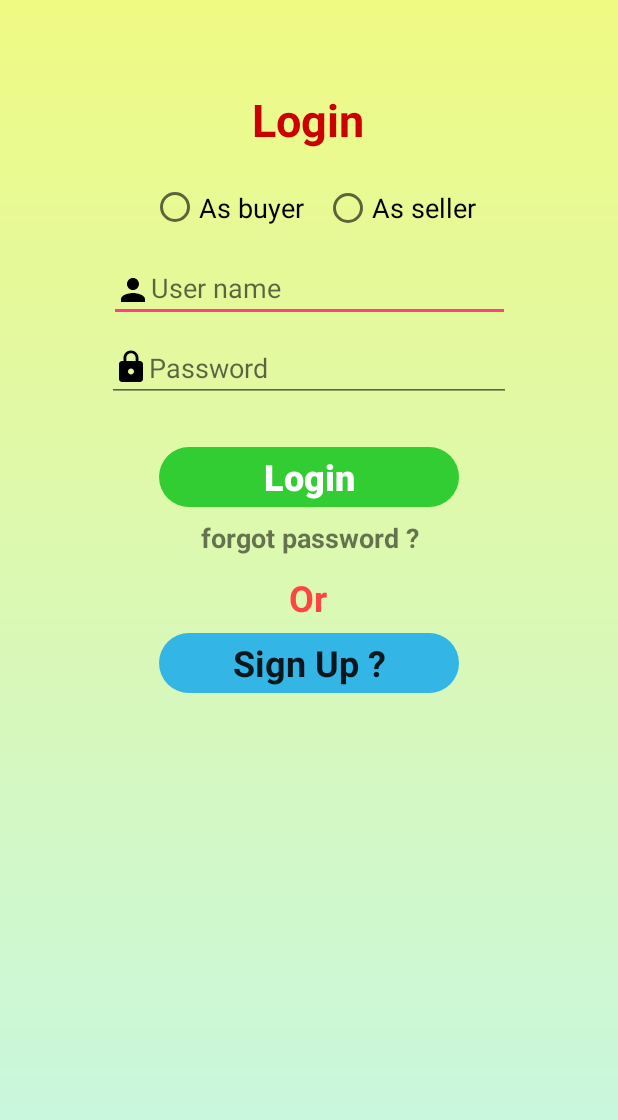
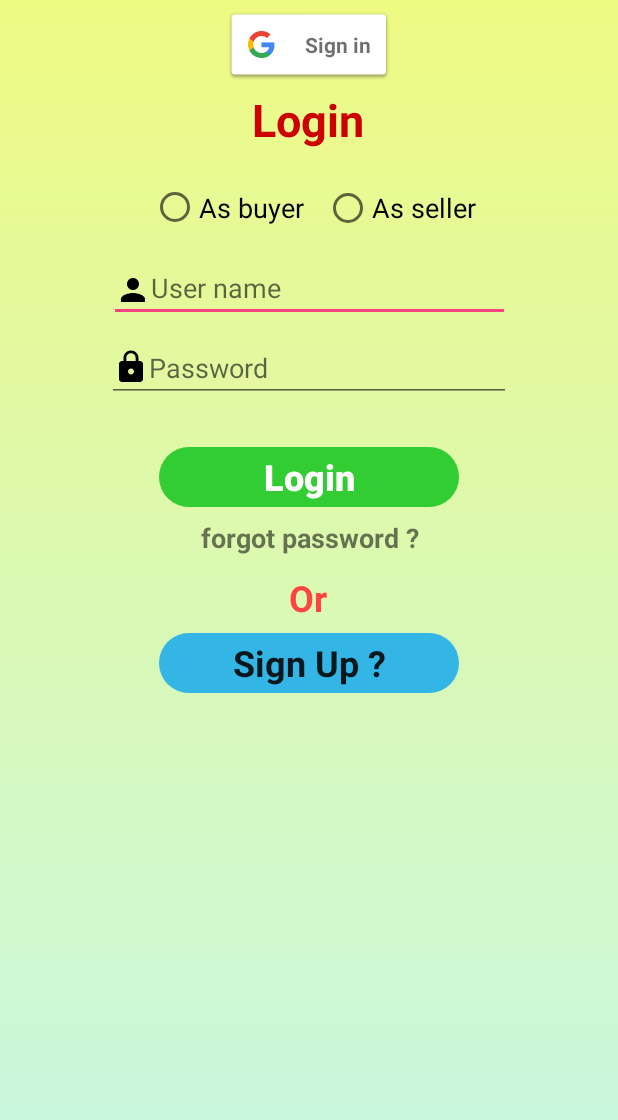
Before and after one commit to groceryatdoorstep/ShopForFood, an Android app: the screen it shows after launch (MainActivity), on a phone screen of 412 x 824 dp. Shown: the top 1120 px of the screen. Run offline under Robolectric (Android 15) with nearby library versions, the phone set to English and light mode, and no system bars; Roboto replaces fonts that are not available here.

Commit message:
Exit from Application with two back presses and Basic "Login with Google" implementation

```diff
--- a/app/src/main/res/layout/activity_login.xml
+++ b/app/src/main/res/layout/activity_login.xml
@@ -176,5 +176,17 @@
         app:layout_constraintStart_toStartOf="parent"
         app:layout_constraintTop_toBottomOf="@+id/loginBtn" />
 
+    <com.google.android.gms.common.SignInButton
+        android:id="@+id/sign_in_button"
+        android:layout_width="wrap_content"
+        android:layout_height="wrap_content"
+        android:layout_marginBottom="8dp"
+        android:layout_marginEnd="8dp"
+        android:layout_marginStart="8dp"
+        android:layout_marginTop="8dp"
+        app:layout_constraintBottom_toTopOf="@+id/textView2"
+        app:layout_constraintEnd_toEndOf="parent"
+        app:layout_constraintStart_toStartOf="parent"
+        app:layout_constraintTop_toTopOf="parent" />
 
 </android.support.constraint.ConstraintLayout>
```
Also changed, not shown: app/src/main/java/com/grocery/mangal/shopforfood/com/grocery/mangal/shopforfood/login/MainActivity.java (+82 -32 lines).
